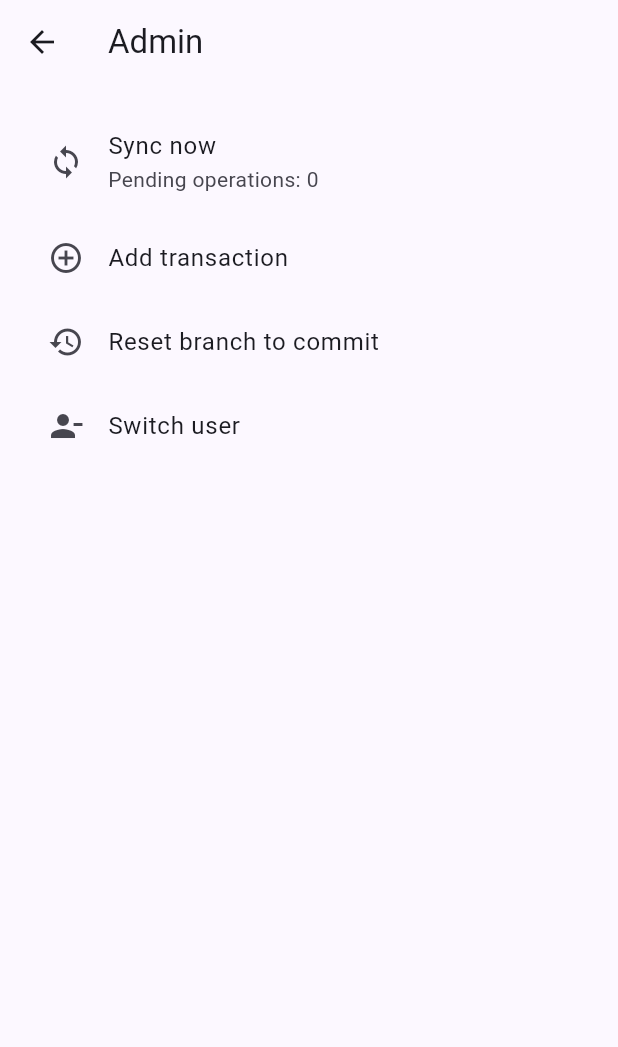
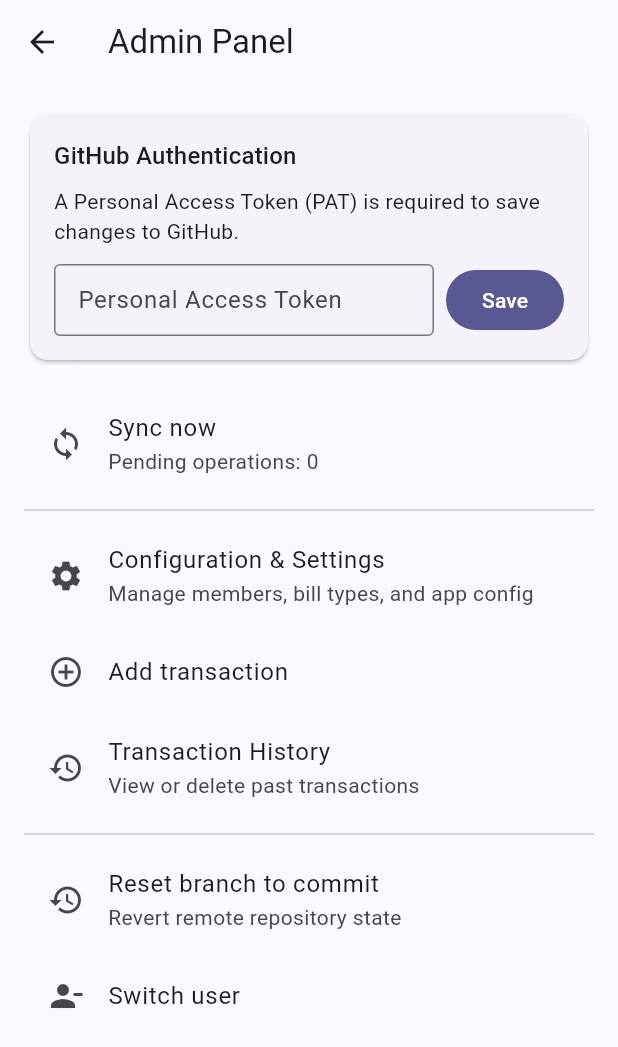
Before and after one commit to DelightReza/Fund, a Flutter app: the AdminScreen screen opened directly, on a phone screen of 412 x 824 dp. Shown: the top 1047 px of the screen. Run offline on Flutter 3.47's test engine with Material 3 defaults, Android fonts, the light colour scheme and no system bars; our stand-ins replace flutter_riverpod, shared_preferences; accounts and stored records are empty.

Commit message:
feat: enable cross-platform sync and admin features
Remove web restrictions on sync, admin, and transaction actions. Enhance the admin panel with GitHub token configuration and add screens for transaction history and settings management.

```diff
--- a/lib/providers/providers.dart
+++ b/lib/providers/providers.dart
@@ -207,8 +207,6 @@ class AppNotifier extends StateNotifier<AppState> {
     await storage.saveData(updated);
     state = state.copyWith(data: updated);
 
-    if (_isWeb) return;
-
     final pendingCount = await ref.read(syncServiceProvider).queueSnapshot(
           config: state.config,
           data: updated,
@@ -219,8 +217,40 @@ class AppNotifier extends StateNotifier<AppState> {
     await syncNow();
   }
 
+  Future<void> deleteTransaction(String id) async {
+    final updatedTx = state.data.transactions.where((tx) => tx.id != id).toList();
+    final updated = state.data.copyWith(transactions: updatedTx);
+    final storage = ref.read(storageProvider);
+    await storage.saveData(updated);
+    state = state.copyWith(data: updated);
+
+    final pendingCount = await ref.read(syncServiceProvider).queueSnapshot(
+          config: state.config,
+          data: updated,
+          message: 'Delete transaction ($id)',
+        );
+
+    state = state.copyWith(pendingCount: pendingCount);
+    await syncNow();
+  }
+
+  Future<void> updateConfig(AppConfig newConfig) async {
+    final storage = ref.read(storageProvider);
+    await storage.saveConfig(newConfig);
+    state = state.copyWith(config: newConfig);
+
+    final pendingCount = await ref.read(syncServiceProvider).queueSnapshot(
+          config: newConfig,
+          data: state.data,
+          message: 'Update configuration',
+        );
+
+    state = state.copyWith(pendingCount: pendingCount);
+    await syncNow();
+  }
+
   Future<void> syncNow() async {
-    if (_isWeb || state.token == null || state.token!.isEmpty || !state.config.hasRepository) {
+    if (state.token == null || state.token!.isEmpty || !state.config.hasRepository) {
       return;
     }
 
@@ -257,7 +287,7 @@ class AppNotifier extends StateNotifier<AppState> {
   }
 
   Future<void> refreshReadOnly() async {
-    if (!state.config.hasRepository || _isWeb) return;
+    if (!state.config.hasRepository) return;
 
     final merged = await _pullLatestFromRemote(state.config, state.token, fallbackData: state.data);
     await ref.read(storageProvider).saveConfig(merged.$1);
--- a/lib/screens/admin_screen.dart
+++ b/lib/screens/admin_screen.dart
@@ -4,24 +4,86 @@ import 'package:flutter_riverpod/flutter_riverpod.dart';
 import '../providers/providers.dart';
 import 'add_transaction_screen.dart';
 import 'reset_commit_screen.dart';
+import 'settings_screen.dart';
+import 'transaction_history_screen.dart';
 
-class AdminScreen extends ConsumerWidget {
+class AdminScreen extends ConsumerStatefulWidget {
   const AdminScreen({super.key});
 
   @override
-  Widget build(BuildContext context, WidgetRef ref) {
+  ConsumerState<AdminScreen> createState() => _AdminScreenState();
+}
+
+class _AdminScreenState extends ConsumerState<AdminScreen> {
+  final _tokenController = TextEditingController();
+
+  @override
+  void initState() {
+    super.initState();
+    _tokenController.text = ref.read(appStateProvider).token ?? '';
+  }
+
+  @override
+  Widget build(BuildContext context) {
     final appState = ref.watch(appStateProvider);
 
     return Scaffold(
-      appBar: AppBar(title: const Text('Admin')),
+      appBar: AppBar(title: const Text('Admin Panel')),
       body: ListView(
         padding: const EdgeInsets.all(16),
         children: [
+          Card(
+            child: Padding(
+              padding: const EdgeInsets.all(16),
+              child: Column(
+                crossAxisAlignment: CrossAxisAlignment.start,
+                children: [
+                  Text('GitHub Authentication', style: Theme.of(context).textTheme.titleMedium),
+                  const SizedBox(height: 8),
+                  const Text('A Personal Access Token (PAT) is required to save changes to GitHub.'),
+                  const SizedBox(height: 12),
+                  Row(
+                    children: [
+                      Expanded(
+                        child: TextField(
+                          controller: _tokenController,
+                          decoration: const InputDecoration(labelText: 'Personal Access Token', isDense: true),
+                          obscureText: true,
+                        ),
+                      ),
+                      const SizedBox(width: 8),
+                      FilledButton(
+                        onPressed: () {
+                          ref.read(appStateProvider.notifier).setToken(_tokenController.text.trim());
+                          ScaffoldMessenger.of(context).showSnackBar(const SnackBar(content: Text('Token saved.')));
+                        },
+                        child: const Text('Save'),
+                      ),
+                    ],
+                  ),
+                ],
+              ),
+            ),
+          ),
+          const SizedBox(height: 16),
           ListTile(
             leading: const Icon(Icons.sync),
             title: const Text('Sync now'),
             subtitle: Text('Pending operations: ${appState.pendingCount}'),
-            onTap: () => ref.read(appStateProvider.notifier).syncNow(),
+            onTap: () {
+               if (appState.token == null || appState.token!.isEmpty) {
+                 ScaffoldMessenger.of(context).showSnackBar(const SnackBar(content: Text('Please save a PAT first.')));
+                 return;
+               }
+               ref.read(appStateProvider.notifier).syncNow();
+            },
+          ),
+          const Divider(),
+          ListTile(
+            leading: const Icon(Icons.settings),
+            title: const Text('Configuration & Settings'),
+            subtitle: const Text('Manage members, bill types, and app config'),
+            onTap: () => Navigator.of(context).push(MaterialPageRoute(builder: (_) => const SettingsScreen())),
           ),
           ListTile(
             leading: const Icon(Icons.add_circle_outline),
@@ -29,8 +91,16 @@ class AdminScreen extends ConsumerWidget {
             onTap: () => Navigator.of(context).push(MaterialPageRoute(builder: (_) => const AddTransactionScreen())),
           ),
           ListTile(
+            leading: const Icon(Icons.history),
+            title: const Text('Transaction History'),
+            subtitle: const Text('View or delete past transactions'),
+            onTap: () => Navigator.of(context).push(MaterialPageRoute(builder: (_) => const TransactionHistoryScreen())),
+          ),
+          const Divider(),
+          ListTile(
             leading: const Icon(Icons.restore),
             title: const Text('Reset branch to commit'),
+            subtitle: const Text('Revert remote repository state'),
             onTap: () => Navigator.of(context).push(MaterialPageRoute(builder: (_) => const ResetCommitScreen())),
           ),
           ListTile(
--- /dev/null
+++ b/lib/screens/transaction_history_screen.dart
@@ -0,0 +1,71 @@
+import 'package:flutter/material.dart';
+import 'package:flutter_riverpod/flutter_riverpod.dart';
+
+import '../providers/providers.dart';
+import '../widgets/transaction_card.dart';
+import 'transaction_detail_screen.dart';
+
+class TransactionHistoryScreen extends ConsumerWidget {
+  const TransactionHistoryScreen({super.key});
+
+  @override
+  Widget build(BuildContext context, WidgetRef ref) {
+    final appState = ref.watch(appStateProvider);
+
+    String resolveMember(String id) {
+      final matched = appState.config.people.where((p) => p.id == id).toList();
+      return matched.isEmpty ? id : matched.first.name;
+    }
+
+    String resolveBill(String id) {
+      final matched = appState.config.billTypes.where((b) => b.id == id).toList();
+      final bill = matched.isEmpty ? null : matched.first;
+      return bill == null ? id : '${bill.icon} ${bill.name}';
+    }
+
+    return Scaffold(
+      appBar: AppBar(title: const Text('Transaction History')),
+      body: ListView.builder(
+        padding: const EdgeInsets.all(16),
+        itemCount: appState.data.transactions.length,
+        itemBuilder: (context, index) {
+          final tx = appState.data.transactions[index];
+          return Dismissible(
+            key: Key(tx.id),
+            direction: DismissDirection.endToStart,
+            background: Container(
+              color: Colors.red,
+              alignment: Alignment.centerRight,
+              padding: const EdgeInsets.only(right: 20),
+              child: const Icon(Icons.delete, color: Colors.white),
+            ),
+            confirmDismiss: (_) async {
+              return await showDialog<bool>(
+                context: context,
+                builder: (context) => AlertDialog(
+                  title: const Text('Delete transaction?'),
+                  content: const Text('Are you sure you want to delete this transaction?'),
+                  actions: [
+                    TextButton(onPressed: () => Navigator.pop(context, false), child: const Text('Cancel')),
+                    FilledButton(onPressed: () => Navigator.pop(context, true), child: const Text('Delete')),
+                  ],
+                ),
+              );
+            },
+            onDismissed: (_) {
+              ref.read(appStateProvider.notifier).deleteTransaction(tx.id);
+            },
+            child: TransactionCard(
+              transaction: tx,
+              currency: appState.config.currency,
+              memberNameResolver: resolveMember,
+              billNameResolver: resolveBill,
+              onTap: () => Navigator.of(context)
+                  .push(MaterialPageRoute(builder: (_) => TransactionDetailScreen(transactionId: tx.id))),
+            ),
+          );
+        },
+      ),
+    );
+  }
+}
```
Also changed, not shown: lib/screens/dashboard_screen.dart (+3 -7 lines), lib/screens/settings_screen.dart (added, +199 -0 lines).
